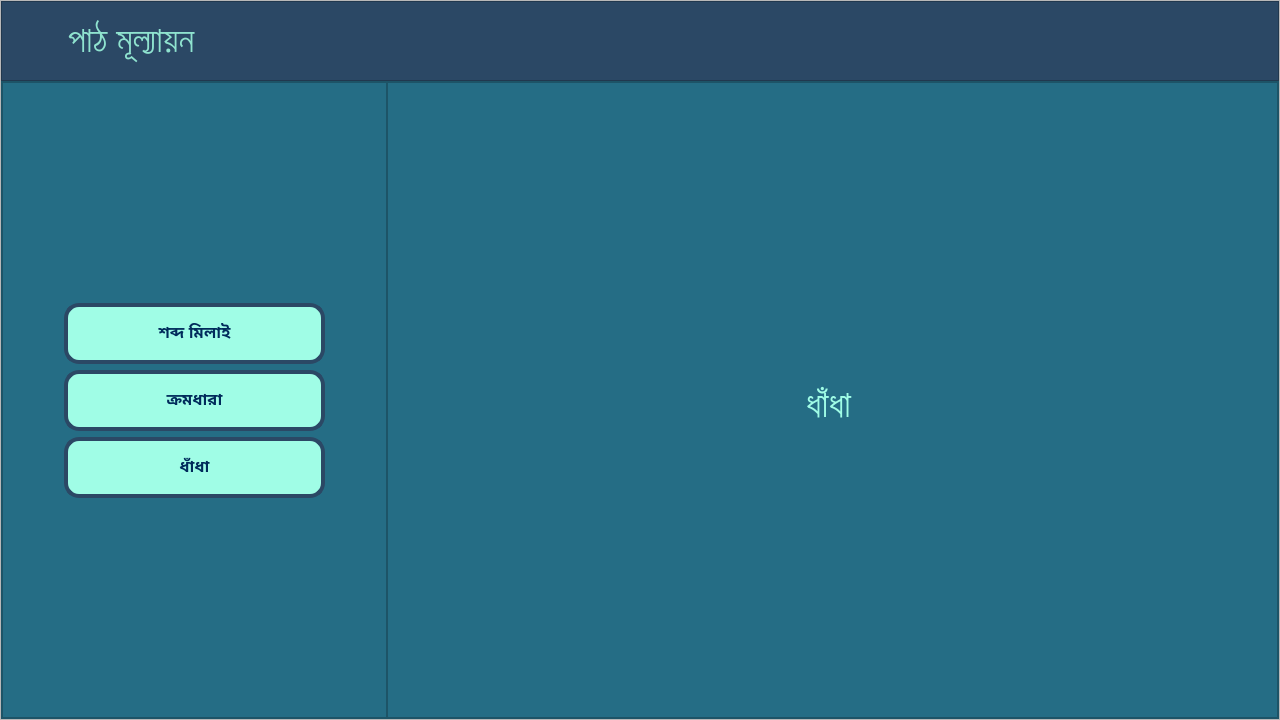
This is EmPower/Teacher/Frontend/PyQt_UI/HomePage.ui in ahmedfahad04/SPL-2 as Qt 5 draws it before an edit. The edited form follows.
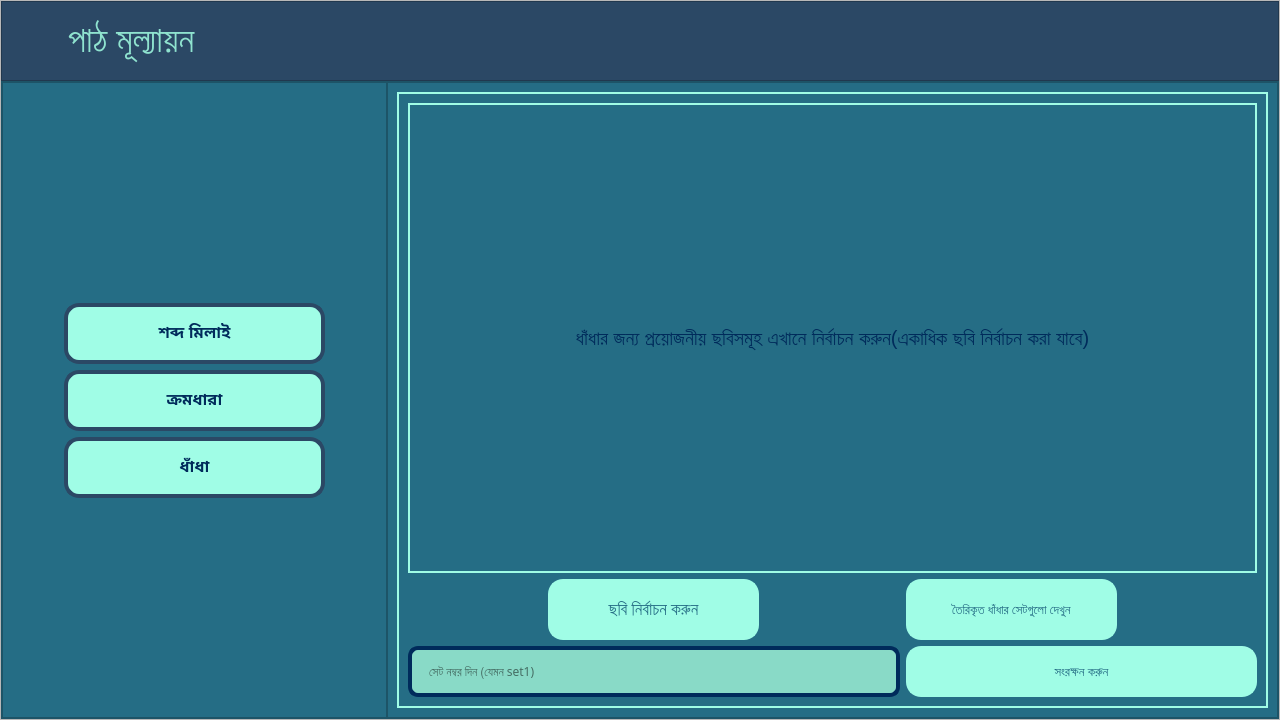
This is the edited form. The open tabs and pages were chosen to show the change. Icons and pictures are not drawn.

Commit message: Puzzle window for Teacher Done

Diff of the .ui file:
```diff
--- a/EmPower/Teacher/Frontend/PyQt_UI/HomePage.ui
+++ b/EmPower/Teacher/Frontend/PyQt_UI/HomePage.ui
@@ -26,7 +26,7 @@
      <height>720</height>
     </size>
    </property>
-   <layout class="QGridLayout" name="gridLayout_7">
+   <layout class="QGridLayout" name="gridLayout_15">
     <property name="leftMargin">
      <number>0</number>
     </property>
@@ -48,7 +48,7 @@
        </size>
       </property>
       <property name="currentIndex">
-       <number>5</number>
+       <number>3</number>
       </property>
       <widget class="QWidget" name="home_page">
        <property name="minimumSize">
@@ -1815,7 +1815,7 @@
        </layout>
       </widget>
       <widget class="QWidget" name="task_page">
-       <layout class="QVBoxLayout" name="verticalLayout_7">
+       <layout class="QGridLayout" name="gridLayout_13">
         <property name="leftMargin">
          <number>0</number>
         </property>
@@ -1828,7 +1828,7 @@
         <property name="bottomMargin">
          <number>0</number>
         </property>
-        <item>
+        <item row="0" column="0">
          <widget class="QFrame" name="evaluation_frame">
           <property name="frameShape">
            <enum>QFrame::StyledPanel</enum>
@@ -2018,6 +2018,12 @@
                   <height>636</height>
                  </size>
                 </property>
+                <property name="maximumSize">
+                 <size>
+                  <width>385</width>
+                  <height>636</height>
+                 </size>
+                </property>
                 <property name="styleSheet">
                  <string notr="true"/>
                 </property>
@@ -2315,85 +2321,268 @@
                  <item row="0" column="0">
                   <widget class="QStackedWidget" name="evalstackwidget">
                    <property name="currentIndex">
-                    <number>2</number>
+                    <number>0</number>
                    </property>
-                   <widget class="QWidget" name="dragdrop_page">
-                    <widget class="QLabel" name="task_lbl_matching">
-                     <property name="geometry">
-                      <rect>
-                       <x>30</x>
-                       <y>10</y>
-                       <width>841</width>
-                       <height>581</height>
-                      </rect>
-                     </property>
-                     <property name="font">
-                      <font>
-                       <pointsize>28</pointsize>
-                      </font>
-                     </property>
-                     <property name="styleSheet">
-                      <string notr="true">color: rgb(160, 253, 230);</string>
-                     </property>
-                     <property name="text">
-                      <string>শব্দ মিলাই</string>
-                     </property>
-                     <property name="alignment">
-                      <set>Qt::AlignCenter</set>
-                     </property>
-                    </widget>
-                   </widget>
-                   <widget class="QWidget" name="sequence_page">
-                    <widget class="QLabel" name="task_lbl_sequencing">
-                     <property name="geometry">
-                      <rect>
-                       <x>30</x>
-                       <y>40</y>
-                       <width>841</width>
-                       <height>581</height>
-                      </rect>
-                     </property>
-                     <property name="font">
-                      <font>
-                       <pointsize>28</pointsize>
-                      </font>
-                     </property>
-                     <property name="styleSheet">
-                      <string notr="true">color: rgb(160, 253, 230);</string>
-                     </property>
-                     <property name="text">
-                      <string>ক্রমধারা</string>
-                     </property>
-                     <property name="alignment">
-                      <set>Qt::AlignCenter</set>
-                     </property>
-                    </widget>
-                   </widget>
                    <widget class="QWidget" name="puzzle_page">
-                    <widget class="QLabel" name="task_lbl_puzzle">
-                     <property name="geometry">
-                      <rect>
-                       <x>20</x>
-                       <y>30</y>
-                       <width>841</width>
-                       <height>581</height>
-                      </rect>
+                    <layout class="QGridLayout" name="gridLayout_7">
+                     <item row="0" column="0">
+                      <widget class="QFrame" name="frame_3">
+                       <property name="styleSheet">
+                        <string notr="true">border: 2px solid rgb(160, 253, 230);</string>
+                       </property>
+                       <property name="frameShape">
+                        <enum>QFrame::StyledPanel</enum>
+                       </property>
+                       <property name="frameShadow">
+                        <enum>QFrame::Raised</enum>
+                       </property>
+                       <layout class="QGridLayout" name="gridLayout_16">
+                        <item row="0" column="0" colspan="5">
+                         <widget class="QLabel" name="task_puzzle_image_lbl">
+                          <property name="minimumSize">
+                           <size>
+                            <width>481</width>
+                            <height>384</height>
+                           </size>
+                          </property>
+                          <property name="font">
+                           <font>
+                            <pointsize>15</pointsize>
+                           </font>
+                          </property>
+                          <property name="styleSheet">
+                           <string notr="true">color: rgb(0, 43, 91);</string>
+                          </property>
+                          <property name="text">
+                           <string>ধাঁধার জন্য প্রয়োজনীয় ছবিসমূহ এখানে নির্বাচন করুন(একাধিক ছবি নির্বাচন করা যাবে)</string>
+                          </property>
+                          <property name="alignment">
+                           <set>Qt::AlignCenter</set>
+                          </property>
+                          <property name="wordWrap">
+                           <bool>true</bool>
+                          </property>
+                         </widget>
+                        </item>
+                        <item row="1" column="0">
+                         <spacer name="horizontalSpacer_22">
+                          <property name="orientation">
+                           <enum>Qt::Horizontal</enum>
+                          </property>
+                          <property name="sizeType">
+                           <enum>QSizePolicy::Fixed</enum>
+                          </property>
+                          <property name="sizeHint" stdset="0">
+                           <size>
+                            <width>108</width>
+                            <height>20</height>
+                           </size>
+                          </property>
+                         </spacer>
+                        </item>
+                        <item row="2" column="0" colspan="3">
+                         <widget class="QLineEdit" name="task_puzzle_q_set_lbl">
+                          <property name="minimumSize">
+                           <size>
+                            <width>326</width>
+                            <height>51</height>
+                           </size>
+                          </property>
+                          <property name="font">
+                           <font>
+                            <family>Hind Siliguri</family>
+                            <pointsize>9</pointsize>
+                            <weight>50</weight>
+                            <bold>false</bold>
+                           </font>
+                          </property>
+                          <property name="styleSheet">
+                           <string notr="true">background-color: rgb(137, 218, 199);
+border: 4px solid rgb(0, 43, 91);
+padding-left: 15px;
+border-radius: 10px;
+color: black;</string>
+                          </property>
+                          <property name="placeholderText">
+                           <string>সেট নম্বর দিন (যেমন set1)</string>
+                          </property>
+                         </widget>
+                        </item>
+                        <item row="1" column="4">
+                         <spacer name="horizontalSpacer_23">
+                          <property name="orientation">
+                           <enum>Qt::Horizontal</enum>
+                          </property>
+                          <property name="sizeType">
+                           <enum>QSizePolicy::Fixed</enum>
+                          </property>
+                          <property name="sizeHint" stdset="0">
+                           <size>
+                            <width>128</width>
+                            <height>20</height>
+                           </size>
+                          </property>
+                         </spacer>
+                        </item>
+                        <item row="1" column="3">
+                         <widget class="QPushButton" name="task_puzzle_show_set_btn">
+                          <property name="minimumSize">
+                           <size>
+                            <width>211</width>
+                            <height>61</height>
+                           </size>
+                          </property>
+                          <property name="font">
+                           <font>
+                            <family>Hind Siliguri Medium</family>
+                            <pointsize>10</pointsize>
+                           </font>
+                          </property>
+                          <property name="styleSheet">
+                           <string notr="true">QPushButton {
+background-color: rgb(160, 253, 230);
+color:  #256D85 ;
+border-radius: 15px;
+}
+
+QPushButton::hover:!pressed {
+	
+	background-color: rgb(143, 227, 207);
+	color: #2B4865;
+
+}</string>
+                          </property>
+                          <property name="text">
+                           <string>তৈরিকৃত ধাঁধার সেটগুলো দেখুন</string>
+                          </property>
+                         </widget>
+                        </item>
+                        <item row="2" column="3" colspan="2">
+                         <widget class="QPushButton" name="task_puzzle_save_set_btn">
+                          <property name="minimumSize">
+                           <size>
+                            <width>100</width>
+                            <height>51</height>
+                           </size>
+                          </property>
+                          <property name="font">
+                           <font>
+                            <family>Hind Siliguri Medium</family>
+                            <pointsize>10</pointsize>
+                            <weight>50</weight>
+                            <bold>false</bold>
+                           </font>
+                          </property>
+                          <property name="styleSheet">
+                           <string notr="true">QPushButton {
+background-color: rgb(160, 253, 230);
+color:  #256D85 ;
+border-radius: 15px;
+}
+
+QPushButton::hover:!pressed {
+	
+	background-color: rgb(143, 227, 207);
+	color: #2B4865;
+
+}</string>
+                          </property>
+                          <property name="text">
+                           <string>সংরক্ষন করুন</string>
+                          </property>
+                         </widget>
+                        </item>
+                        <item row="1" column="1">
+                         <widget class="QPushButton" name="task_puzzle_select_img_btn">
+                          <property name="minimumSize">
+                           <size>
+                            <width>211</width>
+                            <height>61</height>
+                           </size>
+                          </property>
+                          <property name="font">
+                           <font>
+                            <family>Hind Siliguri Medium</family>
+                            <pointsize>13</pointsize>
+                            <weight>50</weight>
+                            <bold>false</bold>
+                           </font>
+                          </property>
+                          <property name="styleSheet">
+                           <string notr="true">QPushButton {
+background-color: rgb(160, 253, 230);
+color:  #256D85 ;
+border-radius: 15px;
+}
+
+QPushButton::hover:!pressed {
+	
+	background-color: rgb(143, 227, 207);
+	color: #2B4865;
+
+}</string>
+                          </property>
+                          <property name="text">
+                           <string>ছবি নির্বাচন করুন</string>
+                          </property>
+                         </widget>
+                        </item>
+                       </layout>
+                      </widget>
+                     </item>
+                    </layout>
+                   </widget>
+                   <widget class="QWidget" name="sequence_page">
+                    <layout class="QGridLayout" name="gridLayout_12">
+                     <property name="leftMargin">
+                      <number>11</number>
                      </property>
-                     <property name="font">
-                      <font>
-                       <pointsize>28</pointsize>
-                      </font>
+                     <property name="topMargin">
+                      <number>11</number>
                      </property>
-                     <property name="styleSheet">
-                      <string notr="true">color: rgb(160, 253, 230);</string>
+                     <property name="rightMargin">
+                      <number>11</number>
                      </property>
-                     <property name="text">
-                      <string>ধাঁধা</string>
+                     <property name="bottomMargin">
+                      <number>11</number>
                      </property>
-                     <property name="alignment">
-                      <set>Qt::AlignCenter</set>
-                     </property>
-                    </widget>
+                     <item row="0" column="0">
+                      <widget class="QLabel" name="task_lbl_sequencing">
+                       <property name="font">
+                        <font>
+                         <pointsize>28</pointsize>
+                        </font>
+                       </property>
+                       <property name="styleSheet">
+                        <string notr="true">color: rgb(160, 253, 230);
+border: 2px solid rgb(160, 253, 230)</string>
+                       </property>
+                       <property name="text">
+                        <string>ক্রমধারা</string>
+                       </property>
+                       <property name="alignment">
+                        <set>Qt::AlignCenter</set>
+                       </property>
+                      </widget>
+                     </item>
+                    </layout>
+                   </widget>
+                   <widget class="QWidget" name="matching_page">
+                    <layout class="QGridLayout" name="gridLayout_14">
+                     <item row="0" column="0">
+                      <widget class="QFrame" name="puzzle_pic_frame">
+                       <property name="styleSheet">
+                        <string notr="true">border: 2px solid rgb(160, 253, 230);</string>
+                       </property>
+                       <property name="frameShape">
+                        <enum>QFrame::StyledPanel</enum>
+                       </property>
+                       <property name="frameShadow">
+                        <enum>QFrame::Raised</enum>
+                       </property>
+                      </widget>
+                     </item>
+                    </layout>
                    </widget>
                   </widget>
                  </item>
```
The commit also changes 39 other files.
